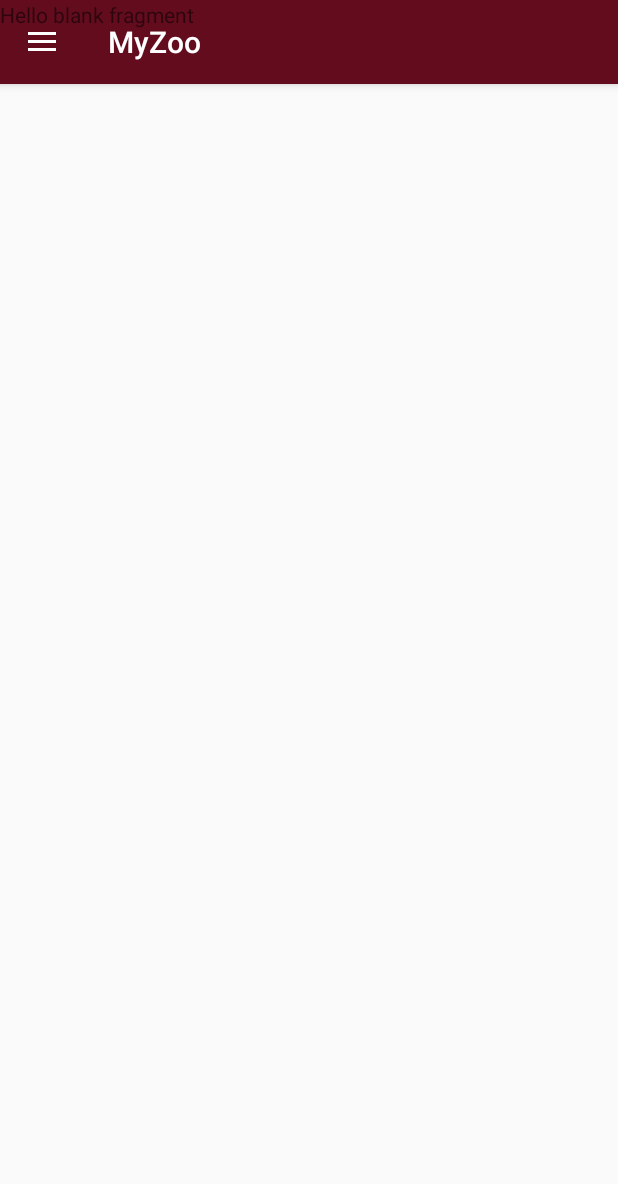
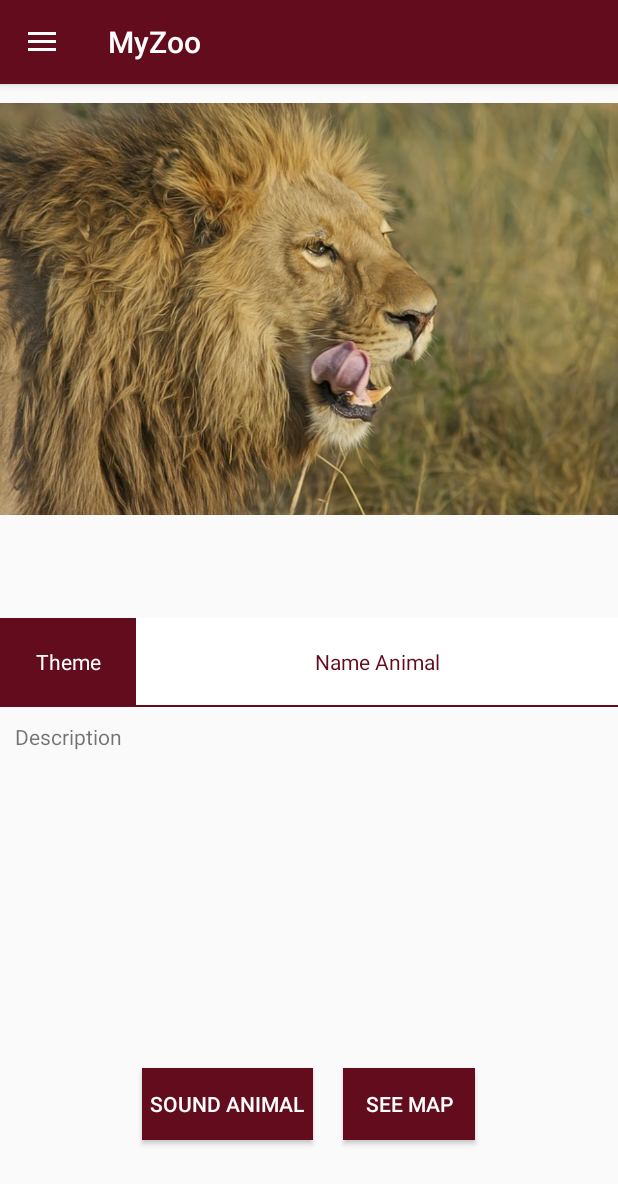
Before and after one commit to pauline-rdc/MyZoo, an Android app: the fragment AnimalFragment placed in its activity, on a phone screen of 412 x 824 dp. Shown: the top 1184 px of the screen. Run offline under Robolectric (Android 15) with nearby library versions, the phone set to English and light mode, and no system bars.

Commit message:
add fragment animal

```diff
--- a/app/src/main/res/layout/fragment_animal.xml
+++ b/app/src/main/res/layout/fragment_animal.xml
@@ -4,10 +4,100 @@
              android:layout_height="match_parent"
              tools:context="com.example.pauliner.myzoo.AnimalFragment">
 
-    <!-- TODO: Update blank fragment layout -->
-    <TextView
+    <LinearLayout
         android:layout_width="match_parent"
         android:layout_height="match_parent"
-        android:text="@string/hello_blank_fragment"/>
+        android:orientation="vertical">
 
+        <ImageView
+            android:id="@+id/imageView5"
+            android:layout_width="match_parent"
+            android:layout_height="match_parent"
+            android:layout_weight="1"
+            android:src="@drawable/lion"/>
+
+        <LinearLayout
+            android:layout_width="match_parent"
+            android:layout_height="match_parent"
+            android:layout_weight="1"
+            android:orientation="vertical">
+
+            <LinearLayout
+                android:layout_width="match_parent"
+                android:layout_height="match_parent"
+                android:layout_weight="1.5"
+                android:orientation="horizontal"
+                android:background="?attr/colorPrimary"
+                android:paddingBottom="1dp">
+
+                <TextView
+                    android:id="@+id/theme"
+                    android:layout_width="wrap_content"
+                    android:layout_height="match_parent"
+                    android:layout_gravity="center"
+                    android:layout_weight="0.2"
+                    android:background="?attr/colorPrimary"
+                    android:gravity="center"
+                    android:text="Theme"
+                    android:textAlignment="gravity"
+                    android:textColor="#ffffff"/>
+
+                <TextView
+                    android:id="@+id/animal_name"
+                    android:layout_width="wrap_content"
+                    android:layout_height="match_parent"
+                    android:layout_weight="1"
+                    android:gravity="center"
+                    android:text="Name Animal"
+                    android:textColor="?attr/colorPrimary"
+                    android:background="#ffffff"/>
+
+            </LinearLayout>
+
+            <LinearLayout
+                android:layout_width="match_parent"
+                android:layout_height="match_parent"
+                android:layout_weight="1"
+                android:orientation="horizontal">
+
+                <TextView
+                    android:id="@+id/description_animal"
+                    android:layout_width="match_parent"
+                    android:layout_height="match_parent"
+                    android:layout_weight="1"
+                    android:text="Description"
+                    android:layout_margin="10dp"/>
+            </LinearLayout>
+
+            <LinearLayout
+                android:layout_width="match_parent"
+                android:layout_height="match_parent"
+                android:layout_weight="1"
+                android:gravity="center"
+                android:orientation="horizontal">
+
+                <Button
+                    android:id="@+id/animal_sound"
+                    android:layout_width="wrap_content"
+                    android:layout_height="wrap_content"
+                    android:layout_marginRight="20dp"
+                    android:background="?attr/colorPrimary"
+                    android:paddingLeft="5dp"
+                    android:paddingRight="5dp"
+                    android:text="Sound Animal"
+                    android:textColor="#ffffff"/>
+
+                <Button
+                    android:id="@+id/bt_animal_map"
+                    android:layout_width="wrap_content"
+                    android:layout_height="wrap_content"
+                    android:background="?attr/colorPrimary"
+                    android:paddingLeft="5dp"
+                    android:paddingRight="5dp"
+                    android:text="See Map"
+                    android:textColor="#ffffff"/>
+            </LinearLayout>
+        </LinearLayout>
+
+    </LinearLayout>
 </FrameLayout>
```
